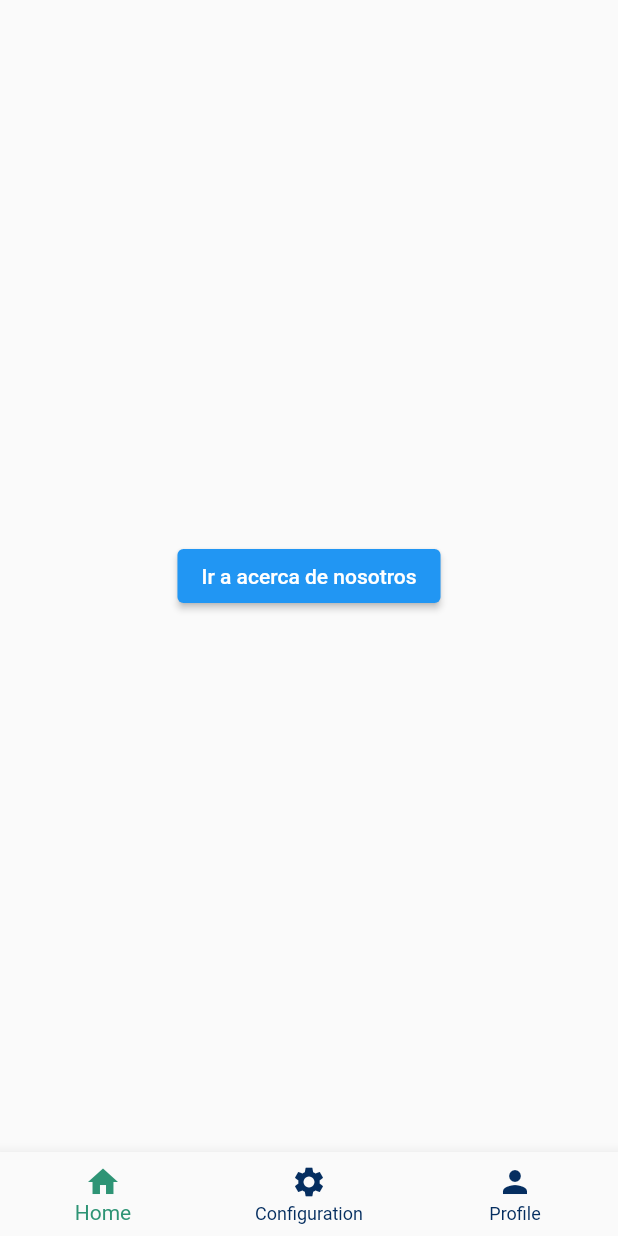
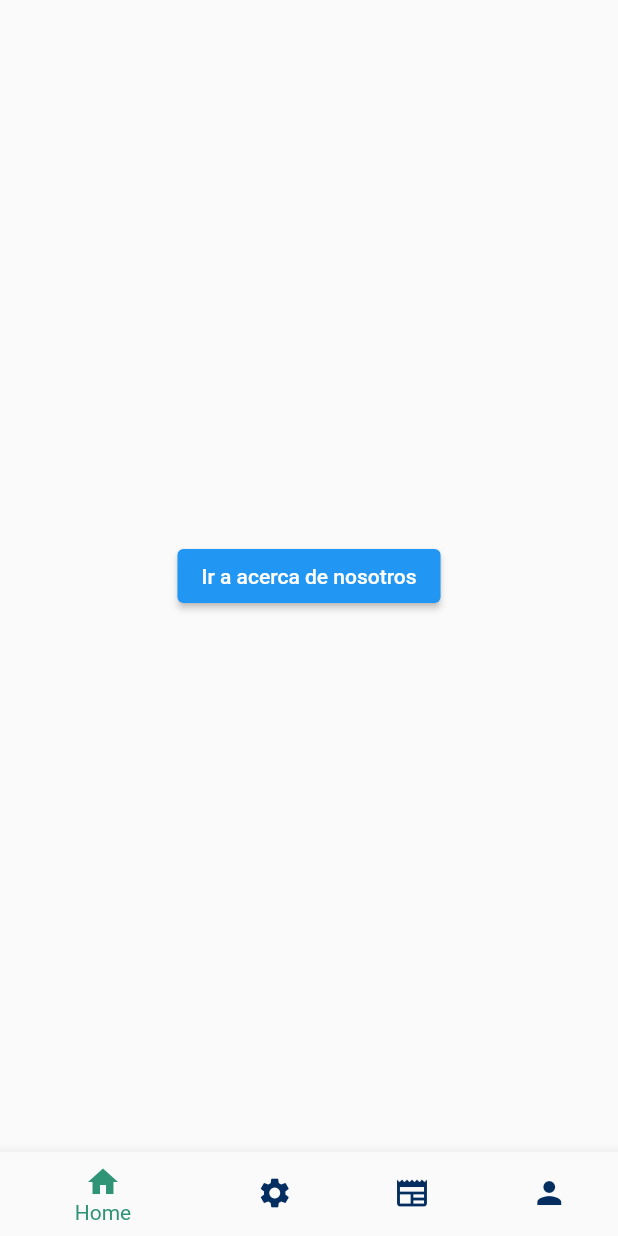
Before and after one commit to rodrigoremen/learning_app, a Flutter app: the screen it shows after launch, on a phone screen of 412 x 824 dp. Run offline on Flutter 3.47's test engine with Material 2 defaults, Android fonts, the phone set to English and light mode, and no system bars.

```diff
--- /dev/null
+++ b/lib/config/navigation/news_stack.dart
@@ -0,0 +1,17 @@
+import 'package:flutter/material.dart';
+import 'package:learning_app/modules/news/adapters/screens/news.dart';
+
+class NewsStack extends StatelessWidget {
+  const NewsStack({super.key});
+
+  @override
+  Widget build(BuildContext context) {
+    return MaterialApp(
+      debugShowCheckedModeBanner: false,
+      initialRoute: '/home',
+      routes: {
+        '/news': (context) => const News(),
+      },
+    );
+  }
+}
--- a/lib/kernel/widgets/navigation/bottom_navigation_tab.dart
+++ b/lib/kernel/widgets/navigation/bottom_navigation_tab.dart
@@ -4,20 +4,30 @@ import 'package:learning_app/kernel/themes/colors_app.dart';
 class BottomNavigationTab extends StatelessWidget {
   final int selectedIndex;
   final Function(int) onItemTapped;
-  const BottomNavigationTab({Key? key, required this.selectedIndex, required this.onItemTapped}) : super(key: key);
+  const BottomNavigationTab(
+      {Key? key, required this.selectedIndex, required this.onItemTapped})
+      : super(key: key);
 
   @override
   Widget build(BuildContext context) {
-    return BottomNavigationBar(items: const <BottomNavigationBarItem>[
+    return BottomNavigationBar(
+      items: const <BottomNavigationBarItem>[
         BottomNavigationBarItem(
           icon: Icon(Icons.home),
-          label: 'Home',),
+          label: 'Home',
+        ),
         BottomNavigationBarItem(
           icon: Icon(Icons.settings),
-          label: 'Configuration',),
+          label: 'Configuration',
+        ),
+        BottomNavigationBarItem(
+          icon: Icon(Icons.newspaper),
+          label: 'Noticias',
+        ),
         BottomNavigationBarItem(
           icon: Icon(Icons.person),
-          label: 'Profile',),
+          label: 'Profile',
+        ),
       ],
       currentIndex: selectedIndex,
       selectedItemColor: ColorsApp.succesColor,
--- a/lib/kernel/widgets/navigation/menu.dart
+++ b/lib/kernel/widgets/navigation/menu.dart
@@ -1,5 +1,6 @@
 import 'package:flutter/material.dart';
 import 'package:learning_app/config/navigation/home_stack.dart';
+import 'package:learning_app/config/navigation/news_stack.dart';
 import 'package:learning_app/kernel/widgets/navigation/bottom_navigation_tab.dart';
 import 'package:learning_app/modules/auth/adapters/screens/profile.dart';
 import 'package:learning_app/modules/settings/adapters/screens/settings.dart';
@@ -25,7 +26,7 @@ class _MenuState extends State<Menu> {
     return Scaffold(
       body: IndexedStack(
         index: _selectedIndex,
-        children: const [HomeStack(), Profile(), Settings()],
+        children: const [HomeStack(), Profile(), Settings(), NewsStack()],
       ),
       bottomNavigationBar: BottomNavigationTab(
           selectedIndex: _selectedIndex, onItemTapped: _onItemTapped),
--- a/pubspec.yaml
+++ b/pubspec.yaml
@@ -9,6 +9,7 @@ environment:
 dependencies:
   flutter:
     sdk: flutter
+  carousel_slider: ^4.2.1
 
 dev_dependencies:
   flutter_test:
```
Also changed, not shown: lib/modules/news/adapters/screens/news.dart (added, +39 -0 lines), pubspec.lock. Lines whose indentation alone changed are shown as unchanged.
